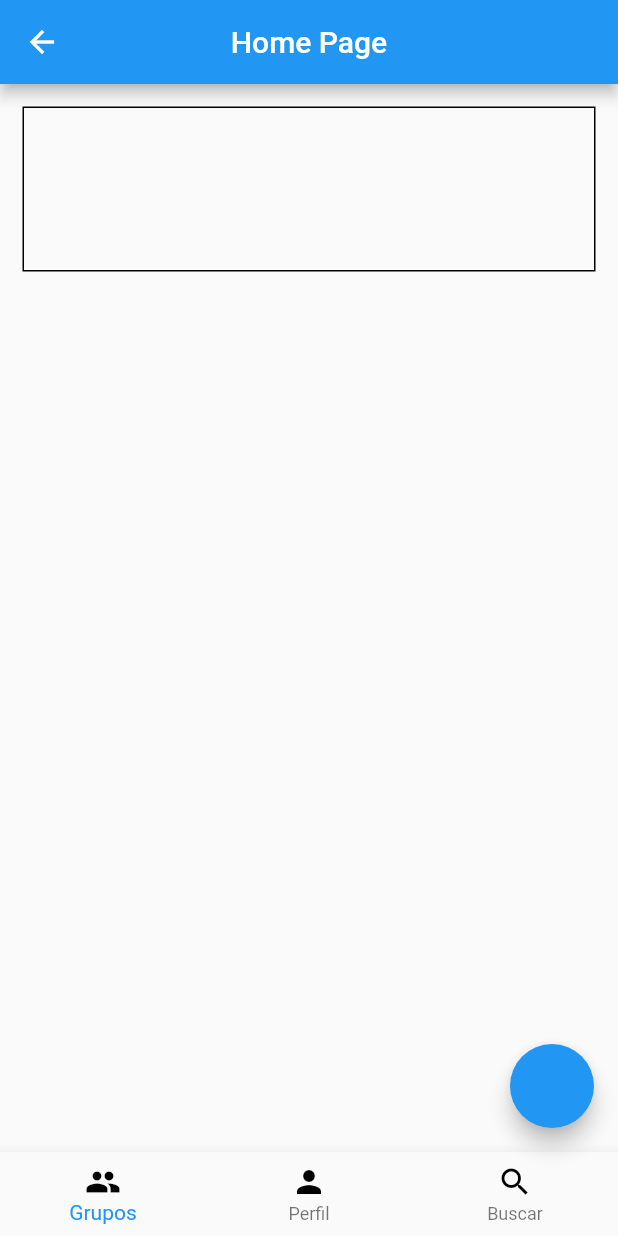
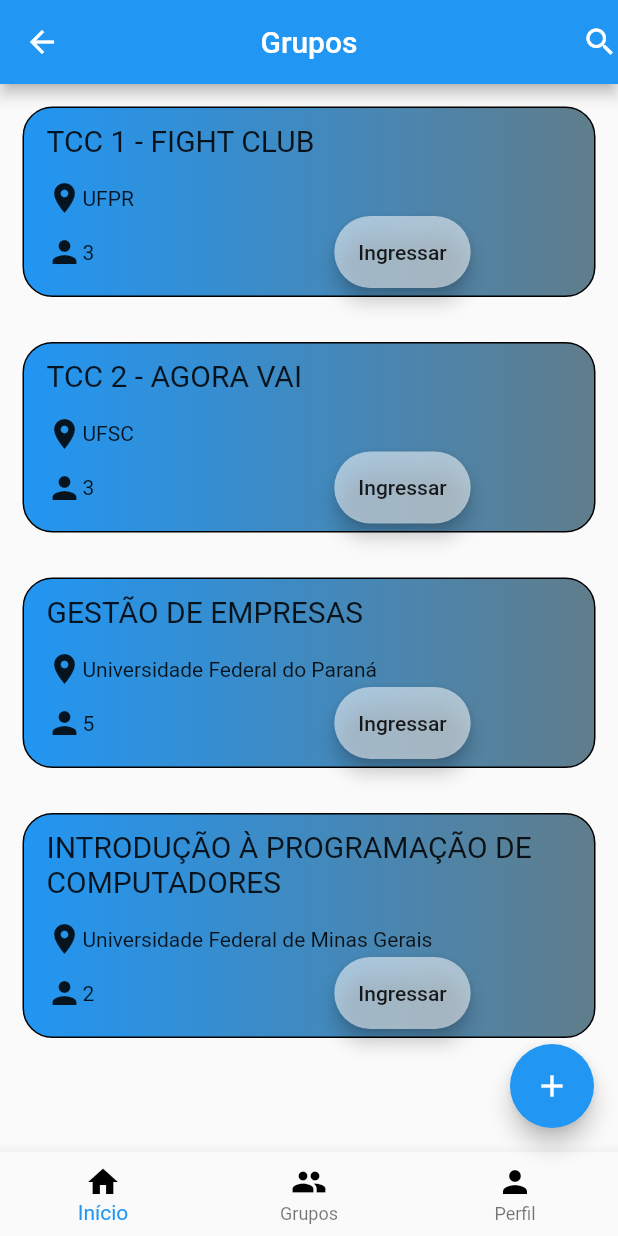
Before and after one commit to thiagocezario/orion, a Flutter app: the screen it shows after launch, after a tap on "Logar", on a phone screen of 412 x 824 dp. Run offline on Flutter 3.47's test engine with Material 2 defaults, Android fonts, the phone set to English and light mode, and no system bars.

Commit message:
Add group component for group list and mock

```diff
--- a/lib/screens/home/home_page.dart
+++ b/lib/screens/home/home_page.dart
@@ -1,51 +1,140 @@
+import 'dart:convert';
+import 'dart:io';
+
 import 'package:flutter/cupertino.dart';
 import 'package:flutter/material.dart';
+import 'package:flutter/services.dart';
 import 'package:orion/main.dart';
+import 'package:orion/screens/home/mock/group_mock.dart';
 
 class HomePage extends StatelessWidget {
+  final List<Widget> items;
+  HomePage({Key key, @required this.items}) : super(key: key);
+
   @override
   Widget build(BuildContext context) {
     return MaterialApp(
+        debugShowCheckedModeBanner: false,
         home: Scaffold(
           appBar: AppBar(
             automaticallyImplyLeading: true,
             centerTitle: true,
-        title: Text('Home Page'),
+            title: Text('Grupos'),
             leading: IconButton(
               icon: BackButton(),
               onPressed: () => runApp(Orion()),
             ),
+            actions: <Widget>[Icon(Icons.search)],
           ),
-      body: getGroupCell(),
+          body: getListOfGroups(context),
           bottomNavigationBar: BottomNavigationBar(
             type: BottomNavigationBarType.fixed,
             items: [
+              BottomNavigationBarItem(
+                  icon: Icon(Icons.home, color: Color.fromARGB(255, 0, 0, 0)),
+                  title: Text('Início')),
               BottomNavigationBarItem(
                   icon: Icon(Icons.people, color: Color.fromARGB(255, 0, 0, 0)),
                   title: Text('Grupos')),
               BottomNavigationBarItem(
                   icon: Icon(Icons.person, color: Color.fromARGB(255, 0, 0, 0)),
-              title: Text('Perfil')),
-          BottomNavigationBarItem(
-              icon: Icon(Icons.search, color: Color.fromARGB(255, 0, 0, 0)),
-              title: Text('Buscar'))
+                  title: Text('Perfil'))
             ],
           ),
           floatingActionButton: FloatingActionButton(
+            child: Icon(Icons.add),
             onPressed: () => {},
           ),
-    )
-    );
+        ));
   }
 }
 
-Widget getGroupCell() {
-  return Container(
+ListView getListOfGroups(BuildContext context) {
+  String json = getJsonData();
+  List<Group> groups = groupFromJson(json);
+  List<GroupCell> groupCells = getCells(groups);
+
+  return ListView.builder(
+    itemCount: groupCells.length,
+    itemBuilder: (context, index) {
+      return buildGroupCell(groupCells[index]);
+    },
+  );
+}
+
+List<GroupCell> getCells(List<Group> groups) {
+  List<GroupCell> groupCells = new List();
+  for (var group in groups) {
+    GroupCell cell =
+        GroupCell(group.name, group.institutionName, group.members.length);
+    groupCells.add(cell);
+  }
+
+  return groupCells;
+}
+
+class GroupCell {
+  final String groupName;
+  final String institutionName;
+  final int numberOfParticipants;
+
+  GroupCell(this.groupName, this.institutionName, this.numberOfParticipants);
+}
+
+Widget buildGroupCell(GroupCell group) {
+  return Padding(
       padding: EdgeInsets.all(15.0),
-      height: 140.0,
       child: Container(
         decoration: BoxDecoration(
-          border: Border.all()
+            border: Border.all(),
+            borderRadius: BorderRadius.all(Radius.circular(20.0)),
+            gradient: LinearGradient(
+                colors: [Colors.blue, Colors.blueGrey],
+                tileMode: TileMode.clamp)),
+        child: Column(
+          crossAxisAlignment: CrossAxisAlignment.start,
+          mainAxisAlignment: MainAxisAlignment.start,
+          children: <Widget>[
+            Padding(
+              padding: EdgeInsets.only(left: 15.0, top: 10.0, bottom: 10.0),
+              child: Text(
+                group.groupName.toUpperCase(),
+                style: TextStyle(fontSize: 20.0),
+              ),
+            ),
+            Padding(
+              padding: EdgeInsets.only(left: 15.0, top: 5.0),
+              child: Row(
+                children: <Widget>[
+                  Icon(Icons.place),
+                  Text(group.institutionName)
+                ],
+              ),
+            ),
+            Padding(
+              padding: EdgeInsets.only(left: 15.0, bottom: 5.0),
+              child: Row(
+                children: <Widget>[
+                  Icon(Icons.person),
+                  Text(group.numberOfParticipants.toString()),
+                  SizedBox(
+                    width: 160.0,
+                  ),
+                  Material(
+                      elevation: 5.0,
+                      borderRadius: BorderRadius.circular(30.0),
+                      color: Colors.white54,
+                      child: MaterialButton(
+                        onPressed: () {},
+                        child: Text(
+                          "Ingressar",
+                          textAlign: TextAlign.center,
+                        ),
+                      ))
+                ],
+              ),
+            ),
+          ],
         ),
       ));
 }
--- /dev/null
+++ b/lib/screens/home/mock/group_mock.dart
@@ -0,0 +1,164 @@
+import 'dart:convert';
+
+List<Group> groupFromJson(String str) => new List<Group>.from(json.decode(str).map((x) => Group.fromJson(x)));
+
+String groupToJson(List<Group> data) => json.encode(new List<dynamic>.from(data.map((x) => x.toJson())));
+
+class Group {
+    int id;
+    String name;
+    int institutionId;
+    int courseId;
+    int disciplineId;
+    String institutionName;
+    List<Member> members;
+
+    Group({
+        this.id,
+        this.name,
+        this.institutionId,
+        this.institutionName,
+        this.courseId,
+        this.disciplineId,
+        this.members,
+    });
+
+    factory Group.fromJson(Map<String, dynamic> json) => new Group(
+        id: json["id"],
+        name: json["name"],
+        institutionId: json["institution_id"],
+        institutionName: json["institution_name"],
+        courseId: json["course_id"],
+        disciplineId: json["discipline_id"],
+        members: new List<Member>.from(json["members"].map((x) => Member.fromJson(x))),
+    );
+
+    Map<String, dynamic> toJson() => {
+        "id": id,
+        "name": name,
+        "institution_id": institutionId,
+        "institution_name": institutionName,
+        "course_id": courseId,
+        "discipline_id": disciplineId,
+        "members": new List<dynamic>.from(members.map((x) => x.toJson())),
+    };
+}
+
+class Member {
+    int id;
+    String name;
+
+    Member({
+        this.id,
+        this.name,
+    });
+
+    factory Member.fromJson(Map<String, dynamic> json) => new Member(
+        id: json["id"],
+        name: json["name"],
+    );
+
+    Map<String, dynamic> toJson() => {
+        "id": id,
+        "name": name,
+    };
+}
+
+
+String getJsonData()  {
+  return """[
+    {
+      "id": 3,
+      "name": "TCC 1 - Fight Club",
+      "institution_name": "UFPR",
+      "institution_id": 7,
+      "course_id": 3,
+      "discipline_id": 11,
+      "members": [
+        {
+          "id": 1,
+          "name": "Thiago"
+        },
+        {
+          "id": 2,
+          "name": "Luiz"
+        },
+        {
+          "id": 3,
+          "name": "Marcos"
+        }
+      ]
+    },
+    {
+      "id": 12,
+      "name": "TCC 2 - Agora vai",
+      "institution_id": 7,
+      "institution_name": "UFSC",
+      "course_id": 4,
+      "discipline_id": 11,
+      "members": [
+        {
+          "id": 1,
+          "name": "Thiago"
+        },
+        {
+          "id": 2,
+          "name": "Luiz"
+        },
+        {
+          "id": 3,
+          "name": "Marcos"
+        }
+      ]
+    },
+    {
+      "id": 3,
+      "name": "Gestão de empresas",
+      "institution_name": "Universidade Federal do Paraná",
+      "institution_id": 7,
+      "course_id": 3,
+      "discipline_id": 11,
+      "members": [
+        {
+          "id": 1,
+          "name": "Thiago"
+        },
+        {
+          "id": 2,
+          "name": "Luiz"
+        },
+        {
+          "id": 3,
+          "name": "Marcos"
+        },
+        {
+          "id": 3,
+          "name": "Marcos"
+        },
+        {
+          "id": 3,
+          "name": "Marcos"
+        }
+      ]
+    },
+    {
+      "id": 3,
+      "name": "Introdução à programação de computadores",
+      "institution_name": "Universidade Federal de Minas Gerais",
+      "institution_id": 7,
+      "course_id": 3,
+      "discipline_id": 11,
+      "members": [
+        {
+          "id": 1,
+          "name": "Thiago"
+        },
+        {
+          "id": 2,
+          "name": "Luiz"
+        }
+      ]
+    }
+]
+  """;
+}
--- a/pubspec.yaml
+++ b/pubspec.yaml
@@ -44,6 +44,7 @@ flutter:
   assets:
    - assets/background/orion.jpg
    - assets/logo/orionlogo.png
+   - assets/group.json
 
   # An image asset can refer to one or more resolution-specific "variants", see
   # https://flutter.dev/assets-and-images/#resolution-aware.
```
Also changed, not shown: assets/group.json (added, +46 -0 lines). Lines whose indentation alone changed are shown as unchanged.
